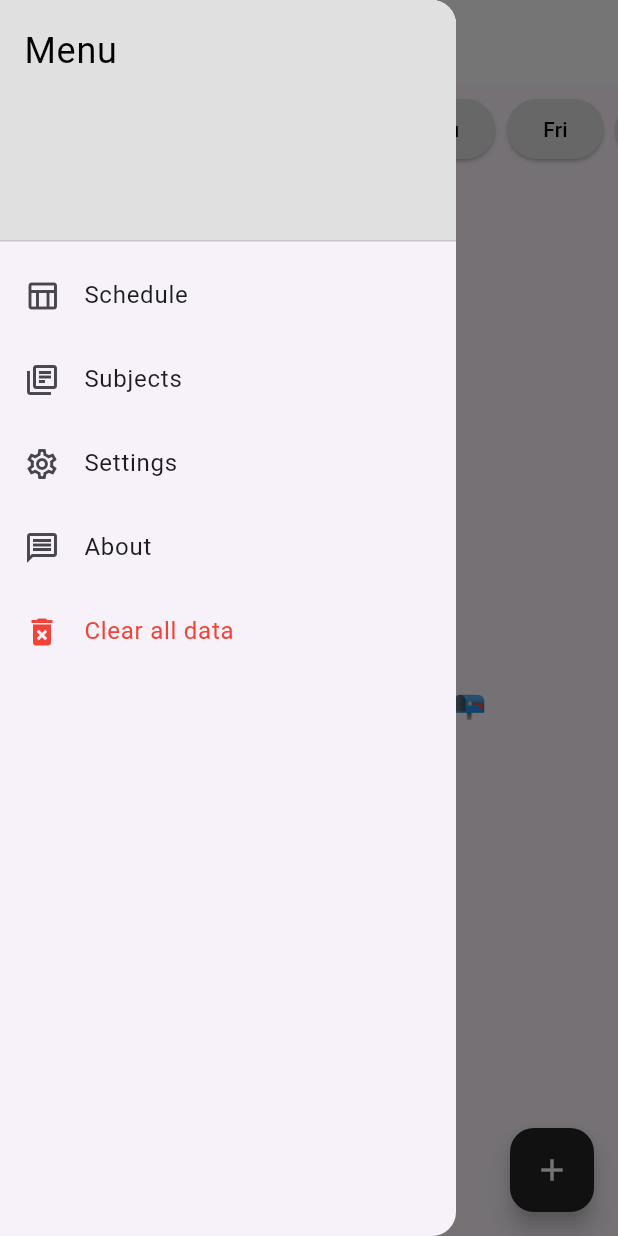
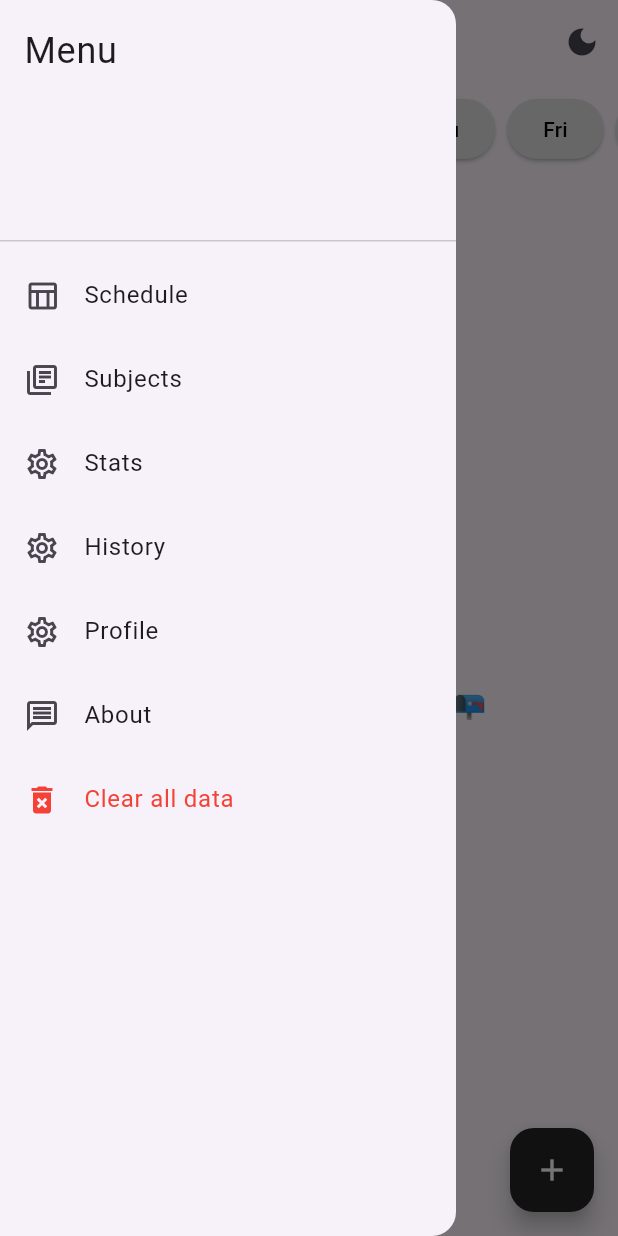
Before and after one commit to BrightBanda/LockIn-Smart-Study, a Flutter app: the screen it shows after launch, with the side drawer open, on a phone screen of 412 x 824 dp. Run offline on Flutter 3.47's test engine with Material 3 defaults, Android fonts, the phone set to English and light mode, and no system bars; our stand-ins replace firebase_core, flutter_riverpod, flutter_slidable, hive, hive_flutter; accounts and stored records are empty.

Commit message:
feat: implement theme management with toggle functionality and integrate Firebase authentication

```diff
--- a/lib/main.dart
+++ b/lib/main.dart
@@ -1,3 +1,4 @@
+import 'package:firebase_core/firebase_core.dart';
 import 'package:flutter/material.dart';
 import 'package:flutter_riverpod/flutter_riverpod.dart';
 import 'package:hive_flutter/hive_flutter.dart';
@@ -6,10 +7,12 @@ import 'package:smart_study/src/data/model/studySchedule.dart';
 import 'package:smart_study/src/data/model/studySession.dart';
 import 'package:smart_study/src/presentation/view/home_page.dart';
 import 'package:smart_study/src/presentation/view/subjects_page.dart';
+import 'package:smart_study/src/presentation/viewmodel/themeManagerViewmodel.dart';
 
 void main() async {
   WidgetsFlutterBinding.ensureInitialized();
   await Hive.initFlutter();
+  await Firebase.initializeApp();
 
   Hive.registerAdapter(SubjectAdapter());
   Hive.registerAdapter(StudysessionAdapter());
@@ -26,13 +29,18 @@ void main() async {
   runApp(ProviderScope(child: const MyApp()));
 }
 
-class MyApp extends StatelessWidget {
+class MyApp extends ConsumerWidget {
   const MyApp({super.key});
 
   @override
-  Widget build(BuildContext context) {
+  Widget build(BuildContext context, WidgetRef ref) {
+    final themeNotifier = ref.watch(themeNotifierProvider);
     return MaterialApp(
       debugShowCheckedModeBanner: false,
+      theme: ThemeData.light(),
+      darkTheme: ThemeData.dark(),
+      themeMode: themeNotifier,
+
       home: const Homepage(),
 
       initialRoute: '/',
--- a/lib/src/presentation/view/home_page.dart
+++ b/lib/src/presentation/view/home_page.dart
@@ -5,6 +5,7 @@ import 'package:smart_study/src/data/model/studySchedule.dart';
 import 'package:smart_study/src/presentation/viewmodel/SubjectViewModel.dart';
 import 'package:smart_study/src/presentation/viewmodel/selectedDayViewModel.dart';
 import 'package:smart_study/src/presentation/viewmodel/studyScheduleViewModel.dart';
+import 'package:smart_study/src/presentation/viewmodel/themeManagerViewmodel.dart';
 import 'package:smart_study/src/utils/SubjectCard.dart';
 import 'package:smart_study/src/utils/addScheduleDialog.dart';
 import 'package:smart_study/src/utils/clearDataDialog.dart';
@@ -15,6 +16,8 @@ class Homepage extends ConsumerWidget {
 
   @override
   Widget build(BuildContext context, WidgetRef ref) {
+    final themeNotifier = ref.watch(themeNotifierProvider);
+
     final schedules = ref.watch(studyScheduleProvider);
     final selectedDay = ref.watch(selectedDayProvider);
     final subjects = ref.watch(subjectViewModelProvider);
@@ -26,22 +29,39 @@ class Homepage extends ConsumerWidget {
         title: Text(
           "Smart Study 🧠",
           style: TextStyle(
-            color: Colors.black,
+            color: Theme.of(context).textTheme.bodyMedium?.color,
             fontSize: 30,
             fontWeight: FontWeight.bold,
           ),
         ),
-        backgroundColor: Colors.white,
+        actions: [
+          IconButton(
+            onPressed: () {
+              ref.read(themeNotifierProvider.notifier).toggleTheme();
+            },
+            icon: Icon(
+              themeNotifier == ThemeMode.dark
+                  ? Icons.light_mode
+                  : Icons.dark_mode,
+            ),
+          ),
+        ],
+        backgroundColor: Theme.of(context).scaffoldBackgroundColor,
       ),
       drawer: Drawer(
         child: ListView(
           padding: EdgeInsets.zero,
           children: [
             DrawerHeader(
-              decoration: BoxDecoration(color: Colors.grey[300]),
+              decoration: BoxDecoration(
+                color: Theme.of(context).drawerTheme.backgroundColor,
+              ),
               child: Text(
                 'Menu',
-                style: TextStyle(color: Colors.black, fontSize: 24),
+                style: TextStyle(
+                  color: Theme.of(context).textTheme.bodyMedium?.color,
+                  fontSize: 24,
+                ),
               ),
             ),
             ListTile(
@@ -62,7 +82,22 @@ class Homepage extends ConsumerWidget {
             ),
             ListTile(
               leading: Icon(Icons.settings_outlined),
-              title: Text('Settings'),
+              title: Text('Stats'),
+              onTap: () {
+                Navigator.pop(context);
+              },
+            ),
+
+            ListTile(
+              leading: Icon(Icons.settings_outlined),
+              title: Text('History'),
+              onTap: () {
+                Navigator.pop(context);
+              },
+            ),
+            ListTile(
+              leading: Icon(Icons.settings_outlined),
+              title: Text('Profile'),
               onTap: () {
                 Navigator.pop(context);
               },
--- a/lib/src/presentation/viewmodel/studySessionViewmodel.dart
+++ b/lib/src/presentation/viewmodel/studySessionViewmodel.dart
@@ -46,13 +46,11 @@ class StudySessionNotifier extends Notifier<Map<String, Studysession>> {
       final nextSeconds = current.remainingSeconds - 1;
 
       if (nextSeconds <= 0) {
-        // SAVE 0 FIRST
         _save(id, current.copyWith(remainingSeconds: 0, isRunning: false));
 
         _timers[id]?.cancel();
         _timers.remove(id);
 
-        // MARK SCHEDULE COMPLETE
         ref.read(studyScheduleProvider.notifier).markCompleted(id);
         return;
       }
--- /dev/null
+++ b/lib/src/presentation/viewmodel/themeManagerViewmodel.dart
@@ -0,0 +1,16 @@
+import 'package:flutter/material.dart';
+//import 'package:flutter_riverpod/flutter_riverpod.dart';
+import 'package:flutter_riverpod/legacy.dart';
+
+class ThemeNotifier extends StateNotifier<ThemeMode> {
+  ThemeNotifier() : super(ThemeMode.light);
+
+  void toggleTheme() {
+    state = state == ThemeMode.light ? ThemeMode.dark : ThemeMode.light;
+  }
+}
+
+// Provider to expose the ThemeNotifier
+final themeNotifierProvider = StateNotifierProvider<ThemeNotifier, ThemeMode>(
+  (ref) => ThemeNotifier(),
+);
--- a/lib/src/utils/SubjectCard.dart
+++ b/lib/src/utils/SubjectCard.dart
@@ -46,10 +46,10 @@ class Subjectcard extends ConsumerWidget {
       ),
       child: Card(
         color: isCompleted
-            ? Colors.greenAccent
+            ? Theme.of(context).primaryColorDark
             : isRunning
-            ? Colors.amberAccent[100]
-            : Colors.white,
+            ? Theme.of(context).primaryColorLight
+            : Theme.of(context).cardTheme.color,
         elevation: 6,
         child: Padding(
           padding: const EdgeInsets.all(12),
--- a/lib/src/utils/myButton.dart
+++ b/lib/src/utils/myButton.dart
@@ -11,7 +11,7 @@ class Mybutton extends StatelessWidget {
       height: 40,
       width: 75,
       decoration: BoxDecoration(
-        color: Colors.blueAccent[100],
+        color: const Color.fromARGB(255, 84, 141, 238),
         borderRadius: BorderRadius.circular(8),
       ),
       child: MaterialButton(onPressed: onPressed, child: child),
--- a/pubspec.yaml
+++ b/pubspec.yaml
@@ -38,6 +38,8 @@ dependencies:
   flutter_slidable: ^4.0.3
   hive: ^2.2.3
   hive_flutter: ^1.1.0
+  firebase_core: ^4.3.0
+  firebase_auth: ^6.1.3
 
 dev_dependencies:
   flutter_test:
```
Also changed, not shown: pubspec.lock, 5 other files.
